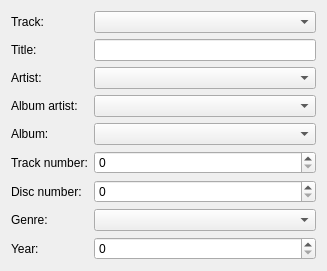
First picture: the form in gui/tageditor.ui, repository polpo/cantata-mac, before the edit.
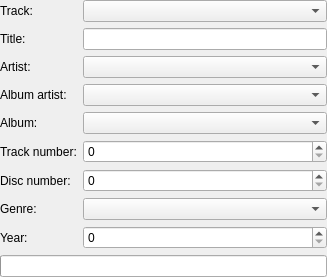
Second picture: the form after the edit. Custom widgets are drawn as their Qt base class.

Commit message: When applying updates in tag editor, track organizer, or replay gain dialog show a progress bar to indicate activity.

```diff
--- a/gui/tageditor.ui
+++ b/gui/tageditor.ui
@@ -10,6 +10,11 @@
     <height>252</height>
    </rect>
   </property>
+  <layout class="QVBoxLayout" name="verticalLayout">
+   <property name="margin">
+    <number>0</number>
+   </property>
+   <item>
   <layout class="QFormLayout" name="formLayout">
    <item row="0" column="0">
     <widget class="StateLabel" name="trackNameLabel">
@@ -127,6 +132,11 @@
    </item>
    <item row="8" column="1">
     <widget class="ClearSpinBox" name="year"/>
+   </item>
+  </layout>
+  </item>
+  <item>
+   <widget class="QProgressBar" name="progress"/>
    </item>
   </layout>
  </widget>
```
The commit also changes 7 other files.
